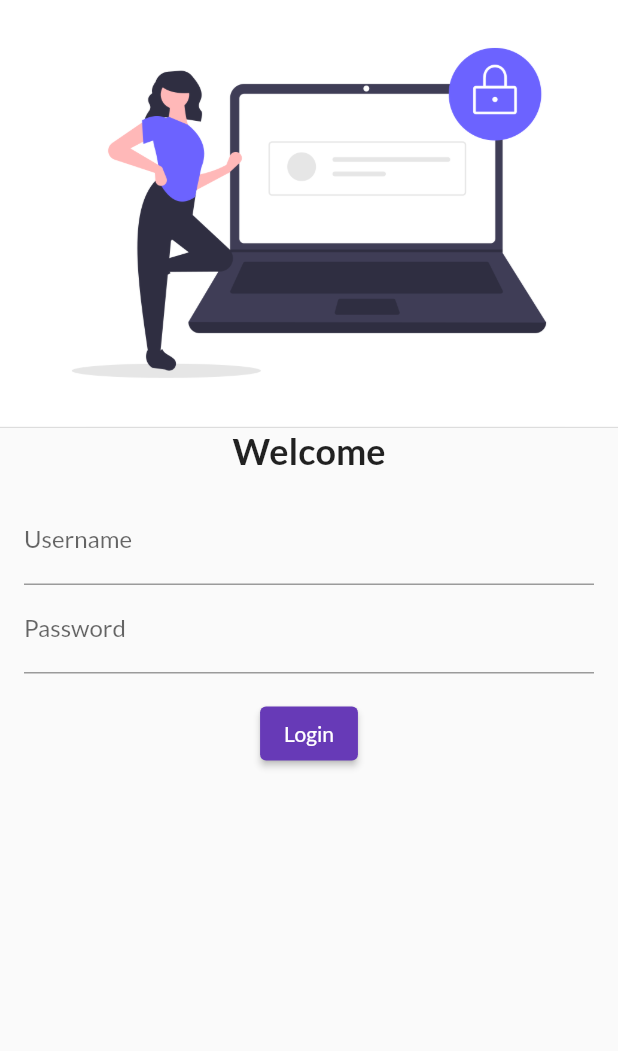
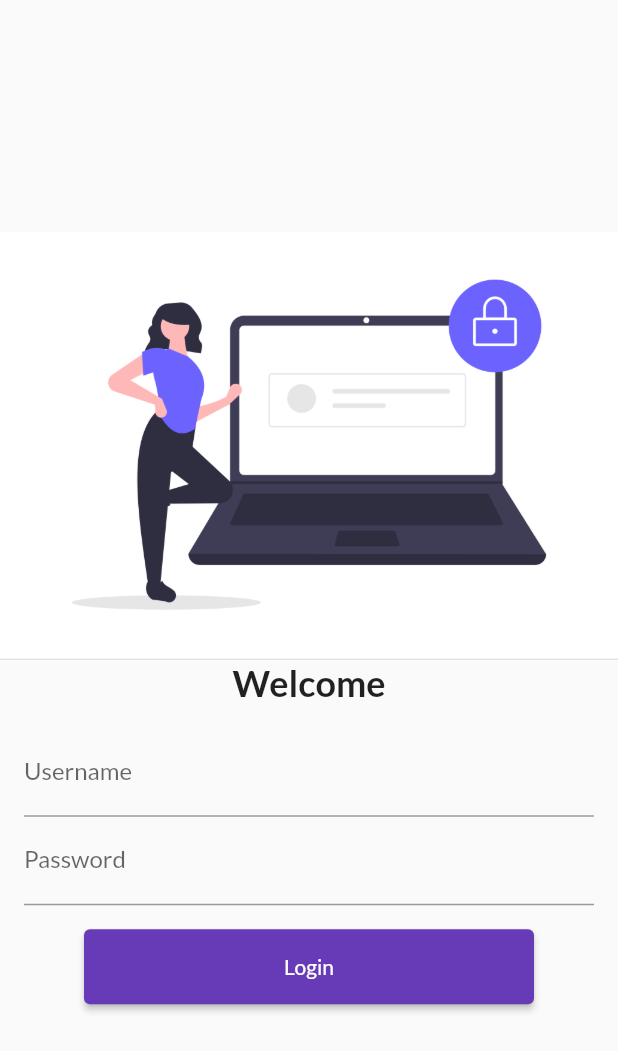
Before and after one commit to codeitbhanu/30_days_of_flutter, a Flutter app: the screen it shows after launch, on a phone screen of 412 x 824 dp. Shown: the top 1051 px of the screen. Run offline on Flutter 3.47's test engine with Material 2 defaults, Android fonts, the phone set to English and light mode, and no system bars; our stand-ins replace google_fonts.

Commit message:
day5 complete added, SingleChildScrollView, Static route class and some text style, learnt to disable debug banner

```diff
--- a/lib/main.dart
+++ b/lib/main.dart
@@ -1,6 +1,7 @@
 import 'package:flutter/material.dart';
 import 'package:flutter_30_days_of_flutter/pages/home_page.dart';
 import 'package:flutter_30_days_of_flutter/pages/login_page.dart';
+import 'package:flutter_30_days_of_flutter/utils/routes.dart';
 import 'package:google_fonts/google_fonts.dart';
 
 void main() {
@@ -11,14 +12,15 @@
   @override
   Widget build(BuildContext context) {
     return MaterialApp(
+      debugShowCheckedModeBanner: false,
       theme: ThemeData(
           primarySwatch: Colors.deepPurple,
           fontFamily: GoogleFonts.lato().fontFamily),
       darkTheme: ThemeData(brightness: Brightness.light),
       routes: {
         "/": (context) => HomePage(),
-        "/home": (context) => HomePage(),
-        "/login": (context) => LoginPage()
+        MyRoutes.homeRoute: (context) => HomePage(),
+        MyRoutes.loginRoute: (context) => LoginPage()
       },
       initialRoute: "/login",
     );
--- a/lib/pages/login_page.dart
+++ b/lib/pages/login_page.dart
@@ -1,10 +1,12 @@
 import 'package:flutter/material.dart';
+import 'package:flutter_30_days_of_flutter/utils/routes.dart';
 
 class LoginPage extends StatelessWidget {
   @override
   Widget build(BuildContext context) {
     return Material(
       child: Center(
+        child: SingleChildScrollView(
           child: Column(
             children: [
               Image.asset(
@@ -36,8 +38,15 @@
                   ],
                 ),
               ),
-            ElevatedButton(onPressed: () {}, child: Text("Login"))
+              ElevatedButton(
+                onPressed: () {
+                  Navigator.pushNamed(context, MyRoutes.homeRoute);
+                },
+                child: Text("Login"),
+                style: TextButton.styleFrom(minimumSize: Size(300, 50)),
+              )
             ],
+          ),
         ),
       ),
     );
--- /dev/null
+++ b/lib/utils/routes.dart
@@ -0,0 +1,4 @@
+class MyRoutes {
+  static String loginRoute = "/login";
+  static String homeRoute = "/home";
+}
```
Lines whose indentation alone changed are shown as unchanged.
